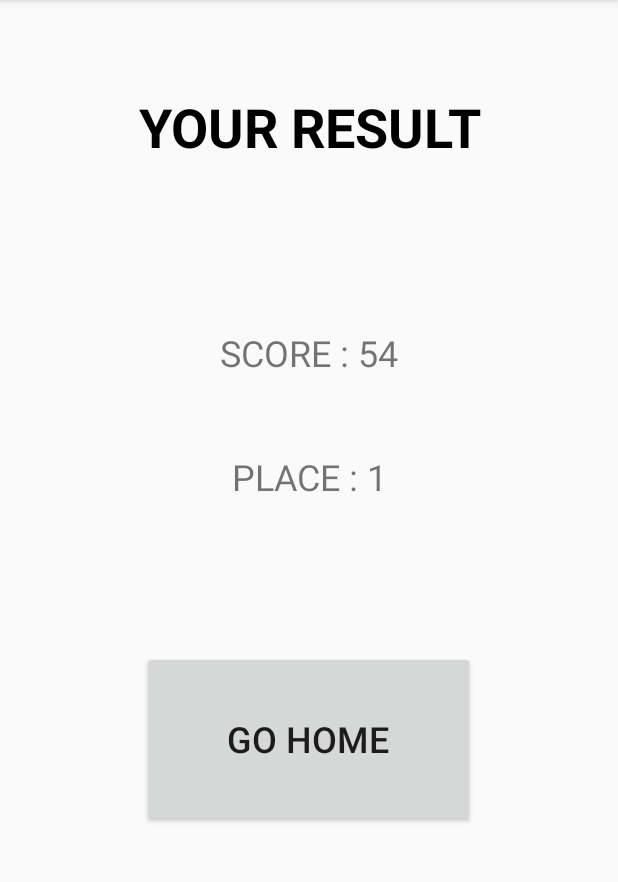
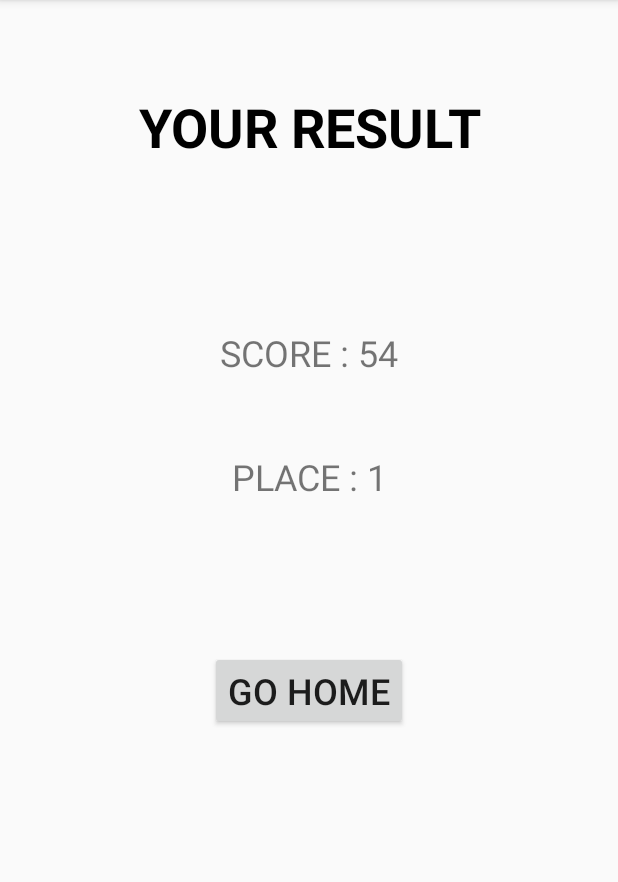
Before and after one commit to Mathless/MuseumQuests, an Android app: the Result screen opened directly, with no data from a screen before it, on a phone screen of 412 x 824 dp, the part 84-966 px from its top. Run offline under Robolectric (Android 15) with nearby library versions, the phone set to English and light mode, and no system bars; libraries missing offline, so code that uses them is left out: com.example.

Commit message:
my commit

```diff
--- a/app/src/main/res/layout/activity_result.xml
+++ b/app/src/main/res/layout/activity_result.xml
@@ -26,8 +26,8 @@
               android:text="PLACE : 1"
               android:id="@+id/textplace" android:textAlignment="center" android:textSize="24sp"
     />
-    <Button android:layout_width="222dp"
-            android:layout_height="117dp"
+    <Button android:layout_width="wrap_content"
+            android:layout_height="wrap_content"
             android:text="GO HOME"
             android:layout_margin="100dp"
             android:id="@+id/gotohomefromresult" android:layout_gravity="center_horizontal|center_vertical"
```
